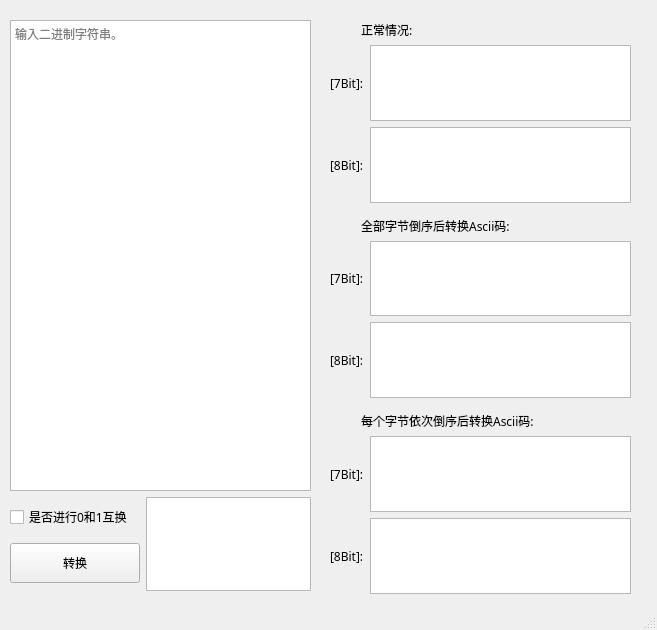
This is src/GUI/ui.ui in UP0916/B2A-Tools as Qt 5 draws it before an edit. The edited form follows.
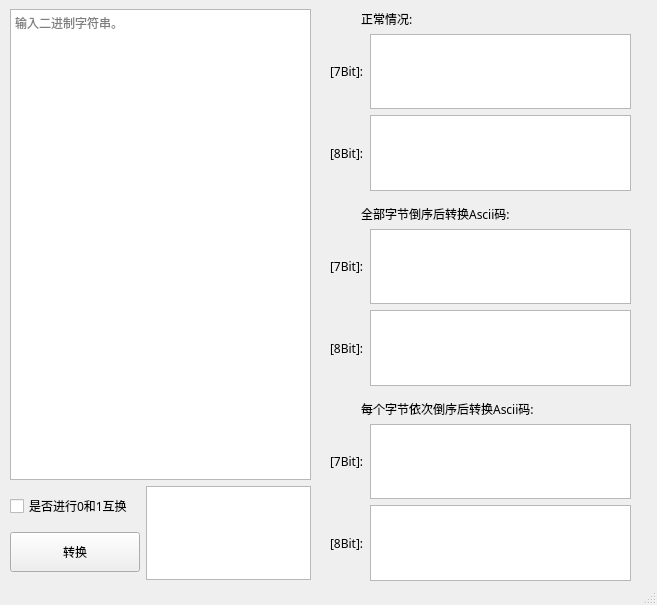
This is the edited form. Custom widgets are drawn as their Qt base class.

```diff
--- a/src/GUI/ui.ui
+++ b/src/GUI/ui.ui
@@ -7,7 +7,7 @@
     <x>0</x>
     <y>0</y>
     <width>657</width>
-    <height>630</height>
+    <height>605</height>
    </rect>
   </property>
   <property name="font">
@@ -26,7 +26,7 @@
     <property name="geometry">
      <rect>
       <x>10</x>
-      <y>20</y>
+      <y>9</y>
       <width>301</width>
       <height>571</height>
      </rect>
@@ -91,9 +91,9 @@
     <property name="geometry">
      <rect>
       <x>330</x>
-      <y>21</y>
+      <y>10</y>
       <width>301</width>
-      <height>573</height>
+      <height>571</height>
      </rect>
     </property>
     <layout class="QVBoxLayout" name="verticalLayout_6">
```
